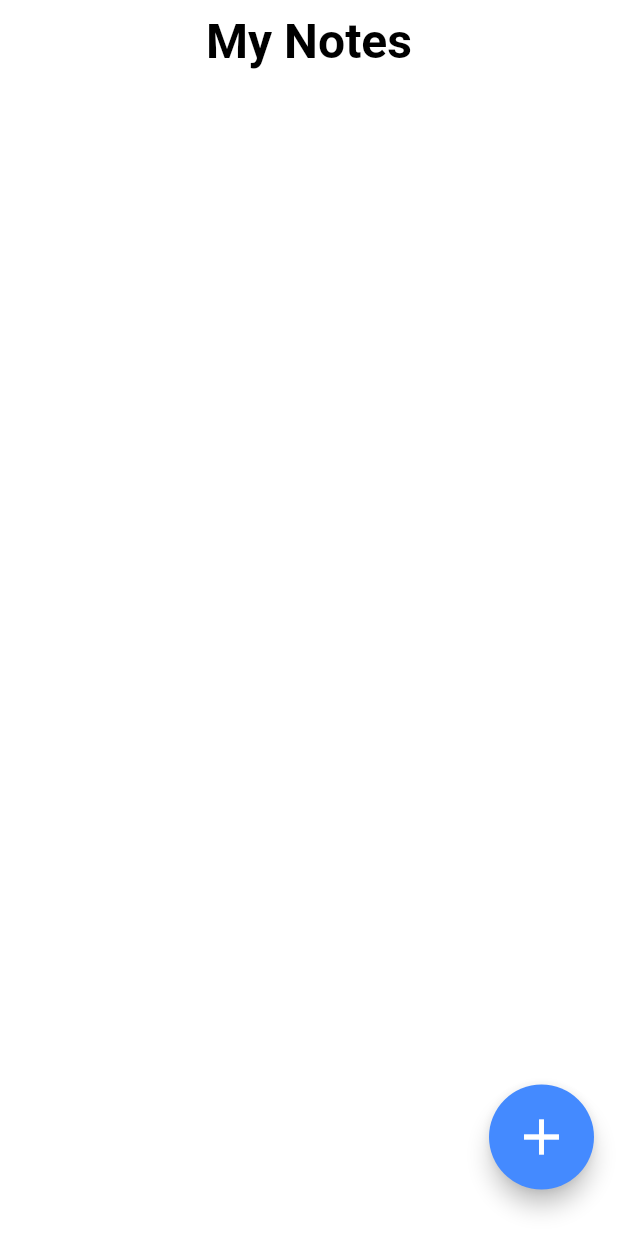
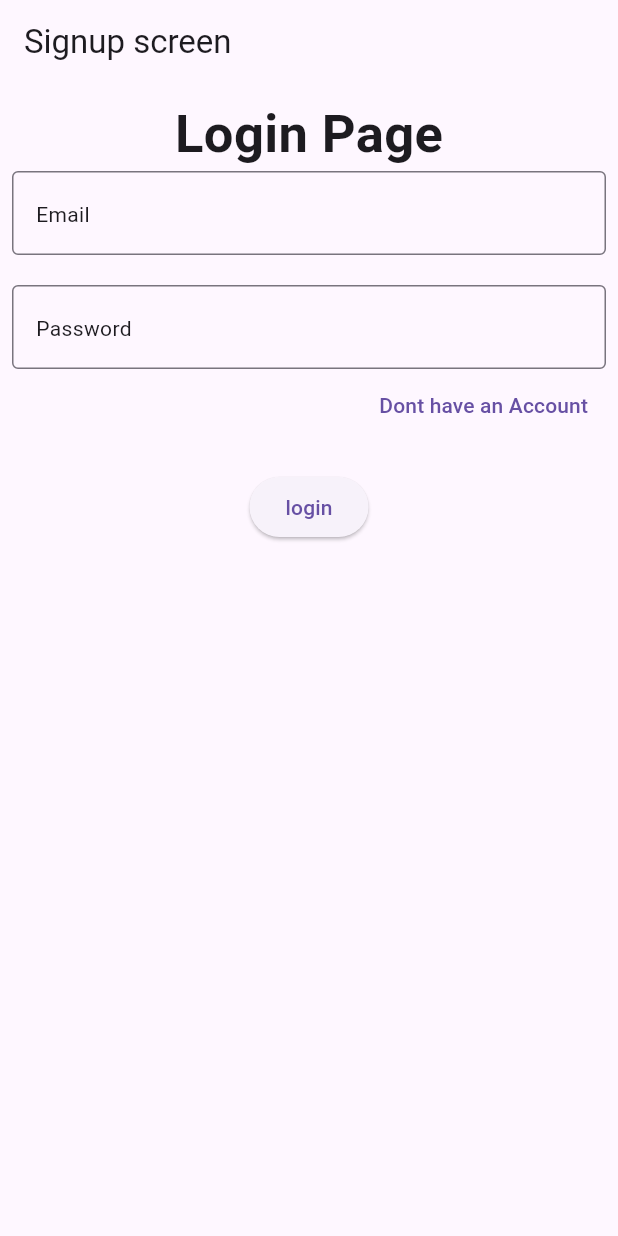
Before and after one commit to Faisal-957/bloc-projects-, a Flutter app: the screen it shows after launch, on a phone screen of 412 x 824 dp. Run offline on Flutter 3.47's test engine with Material 3 defaults, Android fonts, the phone set to English and light mode, and no system bars; our stand-ins replace firebase_auth, firebase_core, flutter_bloc; accounts and stored records are empty.

Commit message:
auth screen with bloc

```diff
--- /dev/null
+++ b/lib/auth_page/auth_service.dart
@@ -0,0 +1,17 @@
+import 'package:firebase_auth/firebase_auth.dart';
+import 'package:firebase_core/firebase_core.dart';
+
+class AuthService {
+  final FirebaseAuth _auth = FirebaseAuth.instance;
+
+  Future<void> login(String email, String password) async {
+    await _auth.signInWithEmailAndPassword(email: email, password: password);
+  }
+
+  Future<void> signup(String email, String password) async {
+    await _auth.createUserWithEmailAndPassword(
+      email: email,
+      password: password,
+    );
+  }
+}
--- /dev/null
+++ b/lib/auth_page/bloc/bloc_.dart
@@ -0,0 +1,29 @@
+import 'package:bloc_state_managemnet/auth_page/auth_service.dart';
+import 'package:bloc_state_managemnet/auth_page/bloc/event.dart';
+import 'package:bloc_state_managemnet/auth_page/bloc/state.dart';
+import 'package:flutter_bloc/flutter_bloc.dart';
+
+class Authbloc extends Bloc<Authevent, AuthState> {
+  final AuthService authService;
+  Authbloc(this.authService) : super(AuthInitial()) {
+    on<Loginevent>((event, emit) async {
+      emit(AuthLoading());
+      try {
+        await authService.login(event.email, event.password);
+        emit(AuthSuccess());
+      } catch (e) {
+        emit(AuthFailure(e.toString()));
+      }
+    });
+
+    on<Signupevent>((event, emit) async {
+      emit(AuthLoading());
+      try {
+        await authService.signup(event.email, event.password);
+        emit(AuthSuccess());
+      } catch (e) {
+        emit(AuthFailure(e.toString()));
+      }
+    });
+  }
+}
--- /dev/null
+++ b/lib/auth_page/bloc/event.dart
@@ -0,0 +1,13 @@
+abstract class Authevent {}
+
+class Loginevent extends Authevent {
+  final String email;
+  final String password;
+  Loginevent(this.email, this.password);
+}
+
+class Signupevent extends Authevent {
+  final String email;
+  final String password;
+  Signupevent(this.email, this.password);
+}
--- /dev/null
+++ b/lib/auth_page/bloc/state.dart
@@ -0,0 +1,13 @@
+abstract class AuthState {}
+
+class AuthInitial extends AuthState {}
+
+class AuthLoading extends AuthState {}
+
+class AuthSuccess extends AuthState {}
+
+class AuthFailure extends AuthState {
+  final String message;
+
+  AuthFailure(this.message);
+}
--- /dev/null
+++ b/lib/auth_page/login_page.dart
@@ -0,0 +1,88 @@
+import 'package:bloc_state_managemnet/auth_page/bloc/bloc_.dart';
+import 'package:bloc_state_managemnet/auth_page/bloc/event.dart';
+import 'package:bloc_state_managemnet/auth_page/bloc/state.dart';
+import 'package:bloc_state_managemnet/auth_page/signup_page.dart';
+import 'package:bloc_state_managemnet/noteaap/noteapp_ui.dart';
+import 'package:flutter/material.dart';
+import 'package:flutter/widgets.dart';
+import 'package:flutter_bloc/flutter_bloc.dart';
+
+class LoginPage extends StatelessWidget {
+  LoginPage({super.key});
+  final TextEditingController emailController = TextEditingController();
+  final TextEditingController passwordController = TextEditingController();
+
+  @override
+  Widget build(BuildContext context) {
+    return Scaffold(
+      appBar: AppBar(title: Text("Signup screen")),
+      body: BlocConsumer<Authbloc, AuthState>(
+        listener: (context, state) {
+          if (state is AuthSuccess) {
+            Navigator.pushReplacement(
+              context,
+              MaterialPageRoute(builder: (_) => NotepadScreen()),
+            );
+            ScaffoldMessenger.of(
+              context,
+            ).showSnackBar(SnackBar(content: Text("you are logged in")));
+          }
+          if (state is AuthFailure) {
+            ScaffoldMessenger.of(
+              context,
+            ).showSnackBar(SnackBar(content: Text(state.message)));
+          }
+        },
+        builder: (context, state) {
+          return Padding(
+            padding: const EdgeInsets.all(8.0),
+            child: Column(
+              children: [
+                Text(
+                  "Login Page",
+                  style: TextStyle(fontSize: 35, fontWeight: FontWeight.bold),
+                ),
+                TextFormField(
+                  controller: emailController,
+                  decoration: InputDecoration(
+                    hint: Text('Email'),
+                    border: OutlineInputBorder(),
+                  ),
+                ),
+                SizedBox(height: 20),
+                TextFormField(
+                  controller: passwordController,
+                  decoration: InputDecoration(
+                    border: OutlineInputBorder(),
+                    hint: Text('Password'),
+                  ),
+                ),
+                Align(
+                  alignment: Alignment.bottomRight,
+                  child: TextButton(
+                    onPressed: () {
+                      Navigator.pushReplacement(
+                        context,
+                        MaterialPageRoute(builder: (context) => Signup()),
+                      );
+                    },
+                    child: Text("Dont have an Account"),
+                  ),
+                ),
+                SizedBox(height: 20),
+                ElevatedButton(
+                  onPressed: () {
+                    context.read<Authbloc>().add(
+                      Loginevent(emailController.text, passwordController.text),
+                    );
+                  },
+                  child: Text("login"),
+                ),
+              ],
+            ),
+          );
+        },
+      ),
+    );
+  }
+}
--- a/lib/main.dart
+++ b/lib/main.dart
@@ -1,16 +1,27 @@
+import 'package:bloc_state_managemnet/auth_page/auth_service.dart';
+import 'package:bloc_state_managemnet/auth_page/bloc/bloc_.dart';
+import 'package:bloc_state_managemnet/auth_page/login_page.dart';
 import 'package:bloc_state_managemnet/counterapp/bloc.dart';
+import 'package:bloc_state_managemnet/firebase_options.dart';
 import 'package:bloc_state_managemnet/noteaap/noteapp_bloc.dart';
 import 'package:bloc_state_managemnet/noteaap/noteshow_screen.dart';
 import 'package:bloc_state_managemnet/todoapp/bloc.dart';
 import 'package:bloc_state_managemnet/todoapp/event.dart';
 import 'package:bloc_state_managemnet/todoapp/todo_ui.dart';
+import 'package:firebase_core/firebase_core.dart';
 import 'package:flutter/material.dart';
 import 'package:flutter_bloc/flutter_bloc.dart';
 
-void main() {
+void main() async {
+  WidgetsFlutterBinding.ensureInitialized();
+  await Firebase.initializeApp(options: DefaultFirebaseOptions.currentPlatform);
   runApp(
     MultiBlocProvider(
       providers: [
+        BlocProvider<Authbloc>(
+          // ✅ ADD THIS
+          create: (context) => Authbloc(AuthService()),
+        ),
         BlocProvider<Counterbloc>(create: (context) => Counterbloc()),
         BlocProvider<TodoBloc>(create: (context) => TodoBloc()),
         BlocProvider<NoteappBloc>(create: (context) => NoteappBloc()),
@@ -28,7 +39,7 @@ class MyApp extends StatelessWidget {
     return MaterialApp(
       debugShowCheckedModeBanner: false,
       theme: ThemeData(primarySwatch: Colors.blue),
-      home: Notehome(),
+      home: LoginPage(),
     );
   }
 }
--- a/lib/noteaap/noteapp_bloc.dart
+++ b/lib/noteaap/noteapp_bloc.dart
@@ -1,6 +1,7 @@
 import 'package:bloc_state_managemnet/noteaap/noteapp_event.dart';
 import 'package:bloc_state_managemnet/noteaap/noteapp_state.dart';
 import 'package:bloc_state_managemnet/noteaap/notemodel.dart';
+import 'package:firebase_core/firebase_core.dart';
 import 'package:flutter_bloc/flutter_bloc.dart';
 
 class NoteappBloc extends Bloc<NoteappEvent, NoteappState> {
--- a/lib/todoapp/dbnoteapp/bloc/dbnoteapp_event.dart
+++ /dev/null
@@ -1,4 +0,0 @@
-part of 'dbnoteapp_bloc.dart';
-
-@immutable
-sealed class DbnoteappEvent {}
--- a/lib/todoapp/dbnoteapp/bloc/dbnoteapp_state.dart
+++ /dev/null
@@ -1,6 +0,0 @@
-part of 'dbnoteapp_bloc.dart';
-
-@immutable
-sealed class DbnoteappState {}
-
-final class DbnoteappInitial extends DbnoteappState {}
--- a/pubspec.yaml
+++ b/pubspec.yaml
@@ -37,6 +37,7 @@ dependencies:
   flutter_bloc: ^9.1.1
   firebase_core: ^4.10.0
   cloud_firestore: ^6.5.0
+  firebase_auth:
 
 
 dev_dependencies:
```
Also changed, not shown: lib/auth_page/signup_page.dart (added, +89 -0 lines), lib/todoapp/dbnoteapp/bloc/dbnoteapp_bloc.dart (deleted, +0 -13 lines), pubspec.lock.
